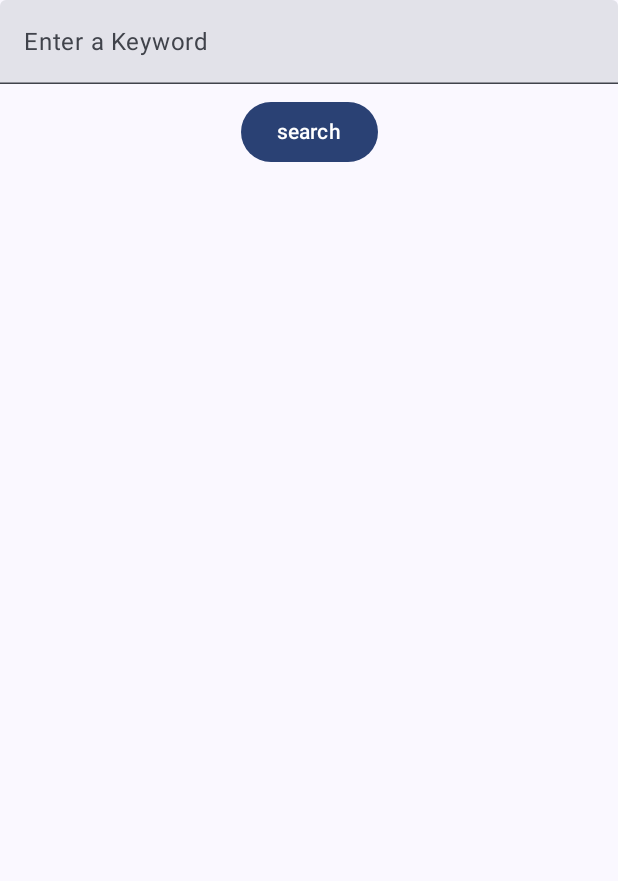
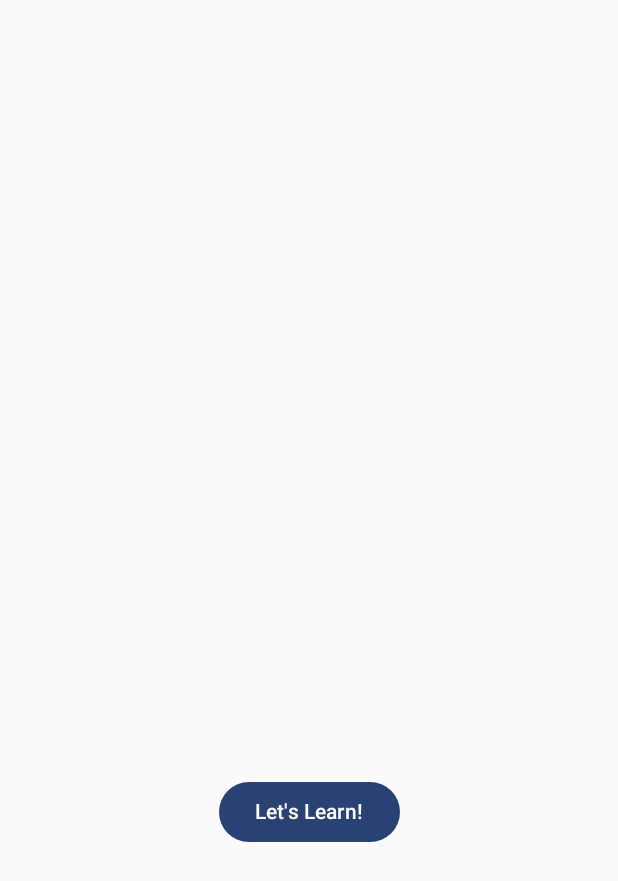
Before and after one commit to Joseph1864/History-On-Demand, an Android app built with Jetpack Compose: the screen it shows after launch (MainActivity), on a phone screen of 412 x 824 dp. Shown: the top 881 px of the screen. Run offline under Robolectric (Android 15) with nearby library versions, the light colour scheme and no system bars; our stand-ins replace Room's generated code, paging; libraries missing offline, so code that uses them is left out: com.jakewharton.retrofit2; 7 statements that could not run were skipped.

Commit message:
MainScreen and navigation added, removed HistoricalEventViewModelFactory

```diff
--- a/app/src/main/java/com/example/uitest/MainActivity.kt
+++ b/app/src/main/java/com/example/uitest/MainActivity.kt
@@ -3,32 +3,15 @@ package com.example.uitest
 import android.os.Bundle
 import androidx.activity.ComponentActivity
 import androidx.activity.compose.setContent
-import androidx.compose.foundation.layout.*
-import androidx.compose.material3.*
-import androidx.compose.ui.Modifier
-import androidx.lifecycle.ViewModelProvider
-import com.example.uitest.data.remote.HistoricalEventApi
-//import com.example.uitest.di.AppModule
-import com.example.uitest.presentation.HistoricalEventScreen
-import com.example.uitest.presentation.HistoricalEventViewModel
-import com.example.uitest.presentation.HistoricalEventViewModelFactory
 import com.example.uitest.ui.theme.UiTestTheme
-import org.koin.android.ext.android.inject
-import org.koin.androidx.compose.getViewModel
 
 class MainActivity : ComponentActivity() {
 
-    private val historicalEventApi by inject<HistoricalEventApi>()
     override fun onCreate(savedInstanceState: Bundle?) {
         super.onCreate(savedInstanceState)
         setContent {
             UiTestTheme {
-                val viewModel = getViewModel<HistoricalEventViewModel>()
-                Surface(
-                    modifier = Modifier.fillMaxSize()
-                ) {
-                    HistoricalEventScreen(viewModel)
-                }
+                Navigation()
             }
         }
     }
--- /dev/null
+++ b/app/src/main/java/com/example/uitest/Navigation.kt
@@ -0,0 +1,25 @@
+package com.example.uitest
+
+import androidx.compose.runtime.Composable
+import androidx.navigation.compose.NavHost
+import androidx.navigation.compose.composable
+import androidx.navigation.compose.rememberNavController
+import com.example.uitest.screens.HistoricalEventScreen
+import com.example.uitest.screens.HistoricalEventViewModel
+import com.example.uitest.screens.MainScreen
+import com.example.uitest.screens.Screens
+import org.koin.androidx.compose.getViewModel
+
+@Composable
+fun Navigation() {
+    val viewModel = getViewModel<HistoricalEventViewModel>()
+    val navController = rememberNavController()
+    NavHost(navController = navController, startDestination = Screens.MainScreen.route) {
+        composable(route = Screens.MainScreen.route) {
+            MainScreen(navController = navController)
+        }
+        composable(route = Screens.HistoricalEventScreen.route) {
+            HistoricalEventScreen(viewModel = viewModel)
+        }
+    }
+}
--- a/app/src/main/java/com/example/uitest/di/AppModule.kt
+++ b/app/src/main/java/com/example/uitest/di/AppModule.kt
@@ -10,7 +10,7 @@ import com.example.uitest.data.remote.HistoricalEventApi
 import com.example.uitest.data.remote.HistoricalEventRemoteMediator
 import com.example.uitest.data.remote.HistoricalEventRepository
 import com.example.uitest.domain.HistoricalEvent
-import com.example.uitest.presentation.HistoricalEventViewModel
+import com.example.uitest.screens.HistoricalEventViewModel
 import com.jakewharton.retrofit2.adapter.kotlin.coroutines.CoroutineCallAdapterFactory
 import okhttp3.OkHttpClient
 import org.koin.android.ext.koin.androidContext
--- a/app/src/main/java/com/example/uitest/presentation/HistoricalEventViewModelFactory.kt
+++ /dev/null
@@ -1,18 +0,0 @@
-package com.example.uitest.presentation
-
-import androidx.lifecycle.ViewModel
-import androidx.lifecycle.ViewModelProvider
-import com.example.uitest.data.remote.HistoricalEventRepository
-
-@Suppress("UNCHECKED_CAST")
-class HistoricalEventViewModelFactory(
-    private val repository: HistoricalEventRepository
-) : ViewModelProvider.Factory {
-    override fun <T : ViewModel> create(modelClass: Class<T>): T {
-        if (modelClass.isAssignableFrom(HistoricalEventViewModel::class.java)) {
-            return HistoricalEventViewModel(repository) as T
-        }
-        throw IllegalArgumentException("ViewModel not found")
-    }
-
-}
--- a/app/src/main/java/com/example/uitest/presentation/HistoricalEventCard.kt
+++ b/app/src/main/java/com/example/uitest/screens/HistoricalEventCard.kt
@@ -1,4 +1,4 @@
-package com.example.uitest.presentation
+package com.example.uitest.screens
 
 import androidx.compose.foundation.layout.fillMaxWidth
 import androidx.compose.foundation.layout.padding
--- a/app/src/main/java/com/example/uitest/presentation/HistoricalEventScreen.kt
+++ b/app/src/main/java/com/example/uitest/screens/HistoricalEventScreen.kt
@@ -1,4 +1,4 @@
-package com.example.uitest.presentation
+package com.example.uitest.screens
 
 import android.widget.Toast
 import androidx.compose.foundation.layout.*
--- a/app/src/main/java/com/example/uitest/presentation/HistoricalEventViewModel.kt
+++ b/app/src/main/java/com/example/uitest/screens/HistoricalEventViewModel.kt
@@ -1,4 +1,4 @@
-package com.example.uitest.presentation
+package com.example.uitest.screens
 
 import androidx.lifecycle.ViewModel
 import androidx.lifecycle.viewModelScope
--- /dev/null
+++ b/app/src/main/java/com/example/uitest/screens/MainScreen.kt
@@ -0,0 +1,36 @@
+package com.example.uitest.screens
+
+import androidx.compose.foundation.layout.Arrangement
+import androidx.compose.foundation.layout.Column
+import androidx.compose.foundation.layout.Spacer
+import androidx.compose.foundation.layout.fillMaxWidth
+import androidx.compose.foundation.layout.padding
+import androidx.compose.material3.Button
+import androidx.compose.material3.Text
+import androidx.compose.runtime.Composable
+import androidx.compose.ui.Alignment
+import androidx.compose.ui.Modifier
+import androidx.compose.ui.unit.dp
+import androidx.navigation.NavController
+
+
+@Composable
+fun MainScreen(navController: NavController) {
+    Column(
+        verticalArrangement = Arrangement.Center,
+        modifier = Modifier
+            .fillMaxWidth()
+            .padding(horizontal = 16.dp)
+    ) {
+        Spacer(modifier = Modifier.weight(2f))
+        Button(onClick = {
+            navController.navigate(Screens.HistoricalEventScreen.route)
+        },
+        modifier = Modifier
+            .align(Alignment.CenterHorizontally)
+        ) {
+            Text(text = "Let's Learn!")
+        }
+        Spacer(modifier = Modifier.weight(1f))
+    }
+}
--- /dev/null
+++ b/app/src/main/java/com/example/uitest/screens/Screens.kt
@@ -0,0 +1,6 @@
+package com.example.uitest.screens
+
+sealed class Screens(val route: String) {
+    object MainScreen : Screens( "main_screen")
+    object HistoricalEventScreen: Screens("historical_event_screen")
+}
```
